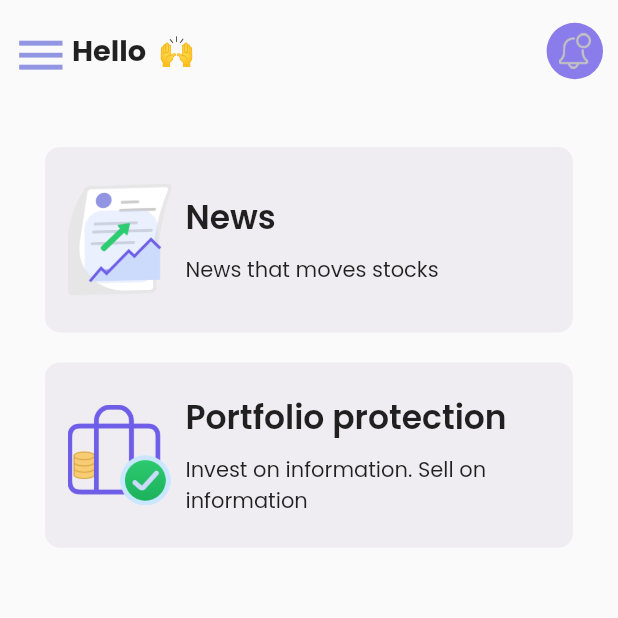
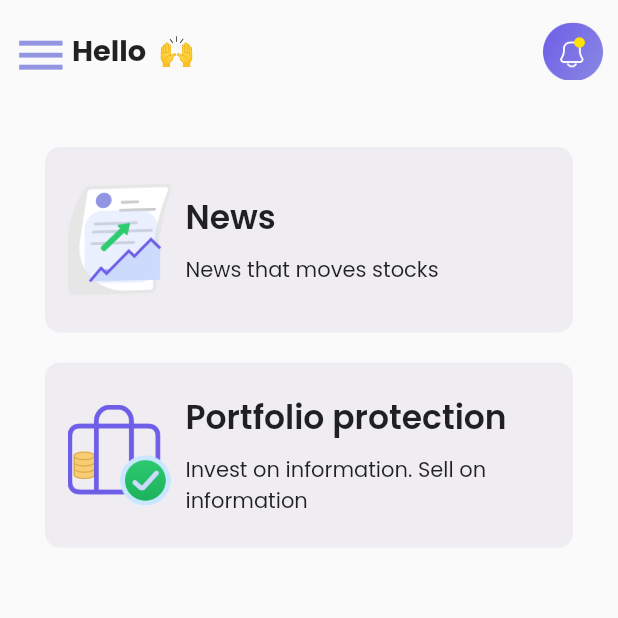
Before and after one commit to ParthNPatel/finwizz, a Flutter app: the HomeScreen screen opened directly, on a phone screen of 412 x 824 dp, the top half of it. Run offline on Flutter 3.47's test engine with Material 2 defaults, Android fonts, the phone set to English and light mode, and no system bars; our stand-ins replace carousel_slider, country_picker, firebase_auth, firebase_core, firebase_messaging, flutter_local_notifications and 9 more; accounts and stored records are empty; network calls fail.

Commit message:
init [19-11-2022]

```diff
--- a/lib/view/BookMark/book_mark_screen.dart
+++ b/lib/view/BookMark/book_mark_screen.dart
@@ -634,7 +634,7 @@ class _BookMarkScreenState extends State<BookMarkScreen>
                         padding: EdgeInsets.symmetric(horizontal: 9),
                         itemCount: showDate!.length,
                         shrinkWrap: true,
-                        physics: NeverScrollableScrollPhysics(),
+                        // physics: NeverScrollableScrollPhysics(),
                         itemBuilder: (context, index1) {
                           var dateData = showDate![index1];
                           var currentDate =
--- a/lib/view/Home/home_screen.dart
+++ b/lib/view/Home/home_screen.dart
@@ -23,6 +23,7 @@ import 'package:get/get.dart';
 import 'package:sizer/sizer.dart';
 
 import '../../components/indicatorWidget.dart';
+import '../notification/notification_screen.dart';
 
 class HomeScreen extends StatefulWidget {
   const HomeScreen({Key? key}) : super(key: key);
@@ -72,93 +73,7 @@ class _HomeScreenState extends State<HomeScreen> {
         child: Column(crossAxisAlignment: CrossAxisAlignment.start, children: [
           CommonWidget.commonSizedBox(height: 10),
           appWidget(),
-          /* isOpen
-              ? */
           scrollWidget()
-          /*  : Column(
-                  crossAxisAlignment: CrossAxisAlignment.start,
-                  children: [
-                    Container(
-                      padding:
-                          EdgeInsets.symmetric(horizontal: 18, vertical: 20),
-                      margin: EdgeInsets.only(left: 60, right: 30, top: 40),
-                      child: CommonText.textBoldWight400(
-                          text:
-                              'Invite 3 friends to FinWizz and unlock all features for free'),
-                      decoration: BoxDecoration(
-                          boxShadow: [
-                            BoxShadow(
-                                color: Colors.grey.withOpacity(0.3),
-                                blurRadius: 10,
-                                offset: Offset(4, 6),
-                                spreadRadius: 1)
-                          ],
-                          borderRadius: BorderRadius.circular(10),
-                          color: CommonColor.lightBlueColorCADCF8),
-                    ),
-                    GestureDetector(
-                      onTap: () {
-                        isOpen = true;
-                        setState(() {});
-                      },
-                      child: Container(
-                        padding:
-                            EdgeInsets.symmetric(horizontal: 30, vertical: 13),
-                        margin: EdgeInsets.only(left: 60, top: 40),
-                        child: CommonText.textBoldWight400(
-                            text: 'Refer now', color: Colors.white),
-                        decoration: BoxDecoration(
-                            boxShadow: [
-                              BoxShadow(
-                                  color: CommonColor.themDarkColor6E5DE7,
-                                  //blurRadius: 10,
-                                  offset: Offset(3, 5),
-                                  spreadRadius: 1)
-                            ],
-                            borderRadius: BorderRadius.circular(1010),
-                            color: Colors.black),
-                      ),
-                    ),
-                    Padding(
-                      padding: const EdgeInsets.only(left: 40, top: 40),
-                      child: Column(
-                        crossAxisAlignment: CrossAxisAlignment.start,
-                        children: [
-                          CommonText.textBoldWight600(
-                              text: 'Your opinion matters!', fontSize: 16.sp),
-                          CommonWidget.commonSizedBox(height: 9),
-                          CommonText.textBoldWight400(
-                            text: 'Are you enjoying FinWizz?',
-                          ),
-                          CommonWidget.commonSizedBox(height: 9),
-                          RatingBar(
-                            initialRating: 0,
-                            direction: Axis.horizontal,
-                            allowHalfRating: true,
-                            itemSize: 28,
-                            itemCount: 5,
-                            ratingWidget: RatingWidget(
-                              full: Icon(Icons.star,
-                                  color: CommonColor.yellowColorFFC633),
-                              half: Icon(Icons.star_half,
-                                  color: CommonColor.yellowColorFFC633),
-                              empty: Icon(
-                                Icons.star_border_outlined,
-                              ),
-                            ),
-                            itemPadding: EdgeInsets.symmetric(horizontal: 4.0),
-                            onRatingUpdate: (rating) {
-                              if (rating <= 4) {
-                                Get.dialog(buildSimpleDialog());
-                              }
-                              print(rating);
-                            },
-                          ),
-                        ],
-                      ),
-                    )
-                  ],
-                )*/
         ]),
       ),
     );
@@ -319,13 +234,9 @@ class _HomeScreenState extends State<HomeScreen> {
                     // isOpen = false;
                     setState(() {
                       if (index == 0) {
-                        Get.offAll(() => BottomNavScreen(
-                              selectedIndex: 1,
-                            ));
+                        Get.offAll(() => BottomNavScreen(selectedIndex: 1));
                       } else {
-                        Get.offAll(() => BottomNavScreen(
-                              selectedIndex: 2,
-                            ));
+                        Get.offAll(() => BottomNavScreen(selectedIndex: 2));
                       }
                     });
                   },
@@ -494,23 +405,29 @@ class _HomeScreenState extends State<HomeScreen> {
                 ),
               ),
         CommonWidget.commonSizedBox(width: 10),
-        Container(
-            padding: EdgeInsets.all(8),
+        GestureDetector(
+          onTap: () {
+            Get.to(NotificationScreen());
+          },
+          child: Container(
+            //padding: EdgeInsets.all(8),
             alignment: Alignment.center,
-            decoration: BoxDecoration(
-                gradient: LinearGradient(
-                    begin: Alignment.center,
-                    end: Alignment.bottomCenter,
-                    colors: [
-                      Color(0xff6E5DE7).withOpacity(0.8),
-                      Color(0xff6E5DE7).withOpacity(0.8),
-                    ]),
-                shape: BoxShape.circle,
-                color: CommonColor.themColor9295E2),
+            // decoration: BoxDecoration(
+            //     gradient: LinearGradient(
+            //         begin: Alignment.center,
+            //         end: Alignment.bottomCenter,
+            //         colors: [
+            //           Color(0xff6E5DE7).withOpacity(0.8),
+            //           Color(0xff6E5DE7).withOpacity(0.8),
+            //         ]),
+            //     shape: BoxShape.circle,
+            //     color: CommonColor.themColor9295E2),
             child: Image.asset(
               'assets/png/notification.png',
-              scale: 5,
-            )),
+              scale: 3.3,
+            ),
+          ),
+        ),
         CommonWidget.commonSizedBox(width: 10)
       ],
     );
--- a/lib/view/portfolio/search_screen.dart
+++ b/lib/view/portfolio/search_screen.dart
@@ -263,7 +263,7 @@ class _SearchScreenState extends State<SearchScreen> {
                                                                 title:
                                                                     "Try again",
                                                                 message:
-                                                                    'Failed 123');
+                                                                    'You can only add Max 3 Stocks before Completing 3 referral');
                                                           }
                                                         },
                                                         child: Container(
```
Also changed, not shown: lib/view/BottomNav/bottom_nav_screen.dart (+18 -14 lines), lib/view/SignUp_SignIn/sign_in_screen.dart (+21 -20 lines), lib/view/SignUp_SignIn/sign_up_screen.dart (+22 -24 lines), lib/view/news/news_main_screen.dart (+17 -16 lines), lib/view/notification/notification_screen.dart (+43 -34 lines), lib/view/portfolio/portfolio_screen.dart (+14 -7 lines), assets/png/notification.png.
